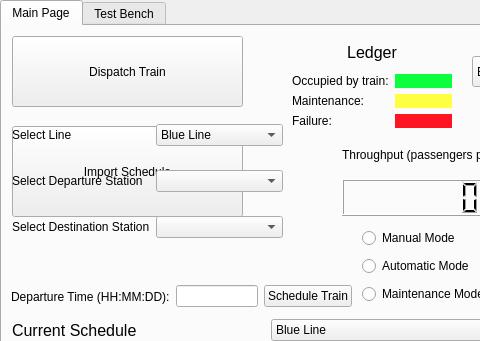
Before: the Qt Designer form ui_files/CTC.ui in cerfort2/1140, drawn with Qt 5; both pictures show x 0 to 480 and y 0 to 341 of the 920 by 610 pixel window.
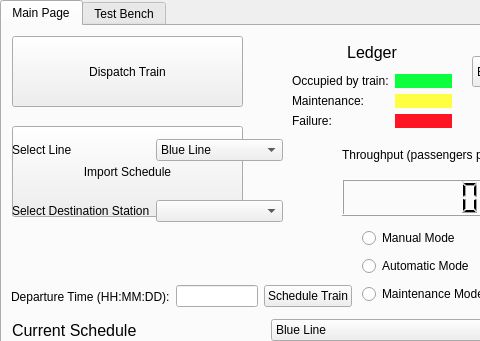
After: the same form once the commit is applied.

Commit message: final changes before WP2

```diff
--- a/ui_files/CTC.ui
+++ b/ui_files/CTC.ui
@@ -480,6 +480,13 @@
         </rect>
        </property>
        <layout class="QGridLayout" name="manual_layout">
+        <item row="0" column="0">
+         <widget class="QLabel" name="label_8">
+          <property name="text">
+           <string>Select Line</string>
+          </property>
+         </widget>
+        </item>
         <item row="0" column="1">
          <widget class="QComboBox" name="manual_dispatch_line">
           <item>
@@ -489,30 +496,13 @@
           </item>
          </widget>
         </item>
-        <item row="2" column="0">
-         <widget class="QLabel" name="label_10">
-          <property name="text">
-           <string>Select Destination Station</string>
-          </property>
-         </widget>
-        </item>
-        <item row="2" column="1">
-         <widget class="QComboBox" name="manual_dispatch_destination"/>
-        </item>
-        <item row="0" column="0">
-         <widget class="QLabel" name="label_8">
-          <property name="text">
-           <string>Select Line</string>
-          </property>
-         </widget>
-        </item>
         <item row="1" column="1">
-         <widget class="QComboBox" name="manual_dispatch_departure"/>
+         <widget class="QComboBox" name="manual_dispatch_destination"/>
         </item>
         <item row="1" column="0">
-         <widget class="QLabel" name="label_9">
+         <widget class="QLabel" name="label_10">
           <property name="text">
-           <string>Select Departure Station</string>
+           <string>Select Destination Station</string>
           </property>
          </widget>
         </item>
```
The commit also changes 2 other files.
